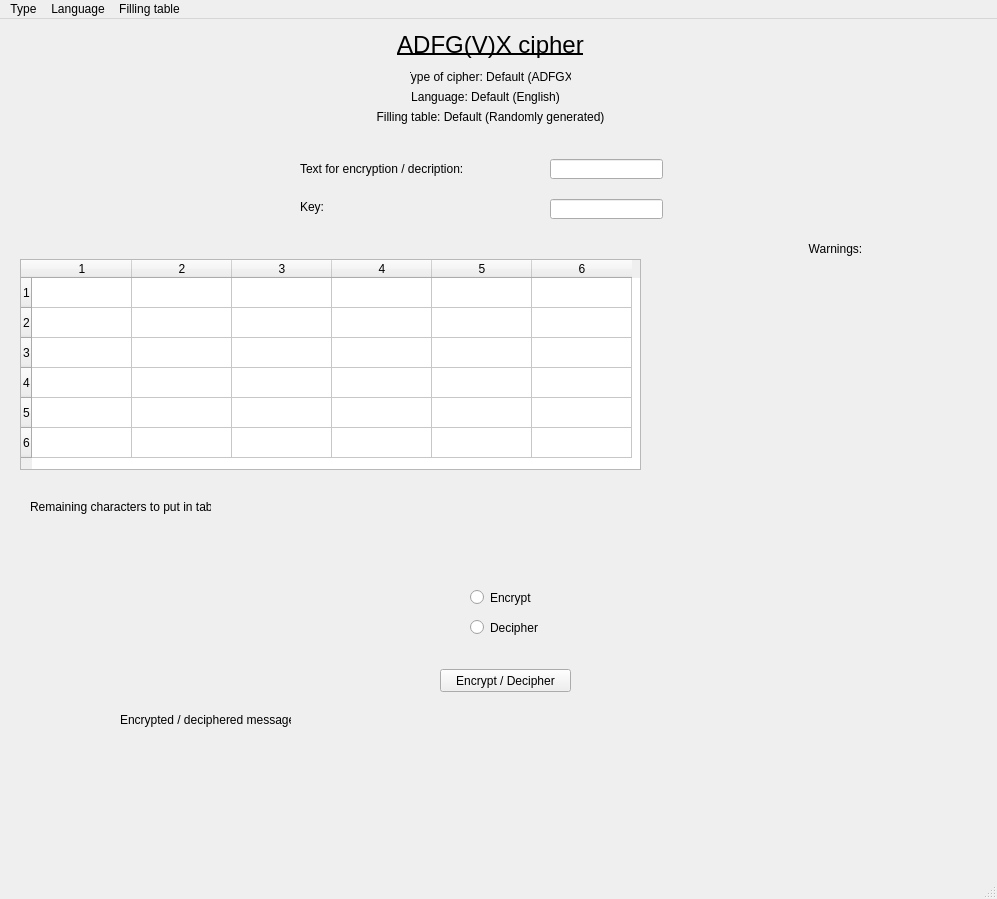
This is 3_ADFGVX_cipher/gui.ui in kisar18/Cryptology_exercises as Qt 5 draws it before an edit. The edited form follows.
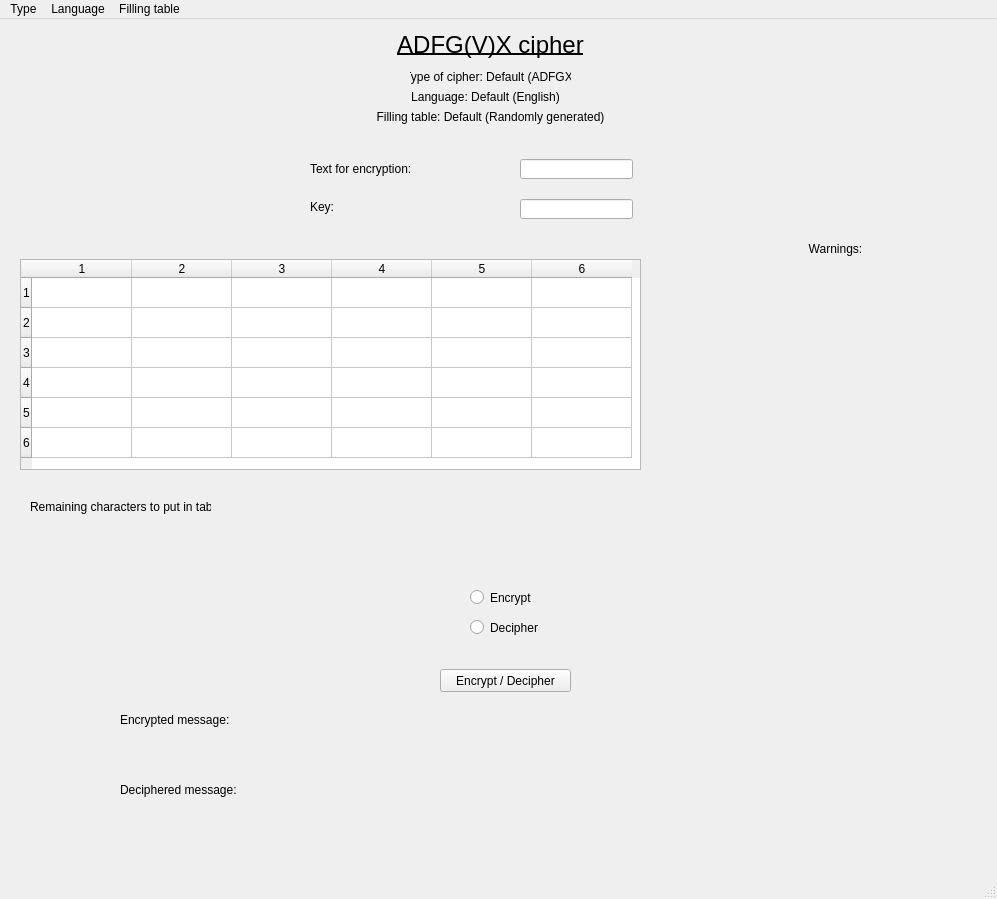
This is the edited form.

```diff
--- a/3_ADFGVX_cipher/gui.ui
+++ b/3_ADFGVX_cipher/gui.ui
@@ -39,20 +39,20 @@
    <widget class="QLabel" name="label">
     <property name="geometry">
      <rect>
-      <x>300</x>
+      <x>310</x>
       <y>140</y>
-      <width>181</width>
+      <width>111</width>
       <height>20</height>
      </rect>
     </property>
     <property name="text">
-     <string>Text for encryption / decription:</string>
+     <string>Text for encryption:</string>
     </property>
    </widget>
    <widget class="QLabel" name="label_2">
     <property name="geometry">
      <rect>
-      <x>300</x>
+      <x>310</x>
       <y>180</y>
       <width>91</width>
       <height>16</height>
@@ -65,7 +65,7 @@
    <widget class="QLineEdit" name="messageInput">
     <property name="geometry">
      <rect>
-      <x>550</x>
+      <x>520</x>
       <y>140</y>
       <width>113</width>
       <height>20</height>
@@ -75,7 +75,7 @@
    <widget class="QLineEdit" name="keyInput">
     <property name="geometry">
      <rect>
-      <x>550</x>
+      <x>520</x>
       <y>180</y>
       <width>113</width>
       <height>20</height>
@@ -115,12 +115,12 @@
      <rect>
       <x>120</x>
       <y>690</y>
-      <width>171</width>
+      <width>121</width>
       <height>21</height>
      </rect>
     </property>
     <property name="text">
-     <string>Encrypted / deciphered message:</string>
+     <string>Encrypted message:</string>
     </property>
    </widget>
    <widget class="QLabel" name="cipherResult">
@@ -129,7 +129,7 @@
       <x>310</x>
       <y>690</y>
       <width>611</width>
-      <height>111</height>
+      <height>41</height>
      </rect>
     </property>
     <property name="text">
@@ -287,6 +287,35 @@
      <set>Qt::AlignLeading|Qt::AlignLeft|Qt::AlignVCenter</set>
     </property>
    </widget>
+   <widget class="QLabel" name="label_5">
+    <property name="geometry">
+     <rect>
+      <x>120</x>
+      <y>760</y>
+      <width>121</width>
+      <height>21</height>
+     </rect>
+    </property>
+    <property name="text">
+     <string>Deciphered message:</string>
+    </property>
+   </widget>
+   <widget class="QLabel" name="decResult">
+    <property name="geometry">
+     <rect>
+      <x>310</x>
+      <y>760</y>
+      <width>611</width>
+      <height>41</height>
+     </rect>
+    </property>
+    <property name="text">
+     <string/>
+    </property>
+    <property name="alignment">
+     <set>Qt::AlignHCenter|Qt::AlignTop</set>
+    </property>
+   </widget>
   </widget>
   <widget class="QMenuBar" name="menubar">
    <property name="geometry">
```
Left out of the diff: 2 changed lines with no effect on the pictures.
